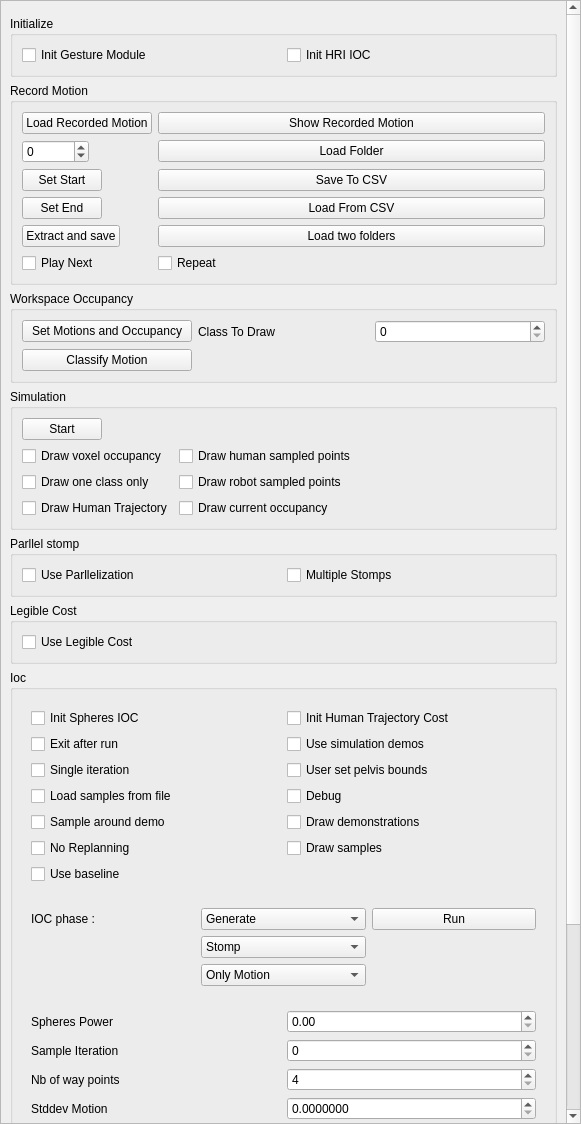
This is src/move3d-qt-gui-libs/src/qtMainInterface/sideWidgets/qtHriGesture.ui in jmainpri/move3d-studio as Qt 5 draws it before an edit. The edited form follows.
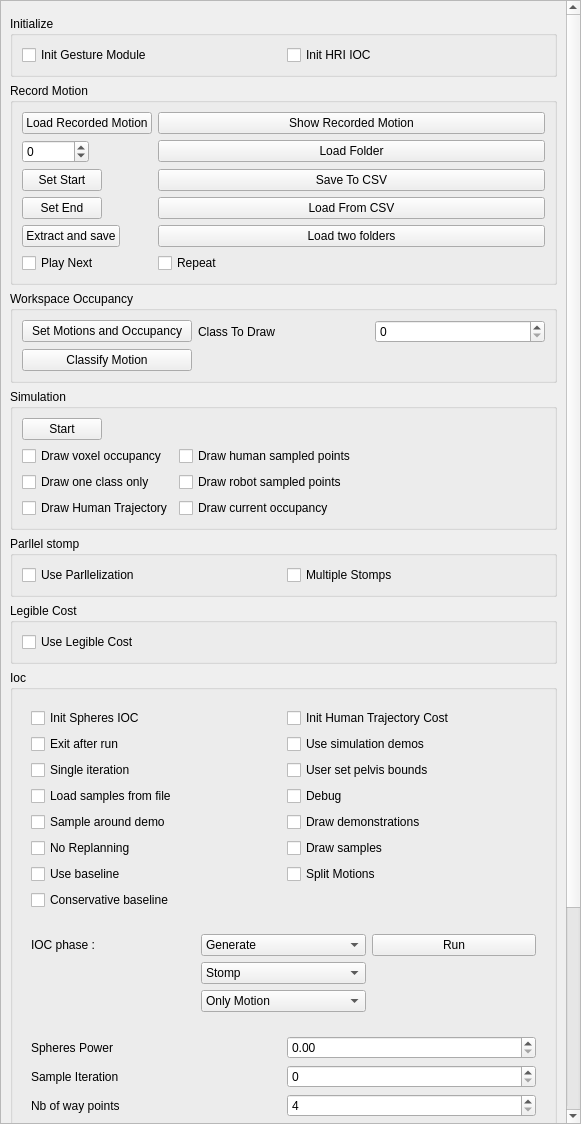
This is the edited form.

Diff of the .ui file:
```diff
--- a/src/move3d-qt-gui-libs/src/qtMainInterface/sideWidgets/qtHriGesture.ui
+++ b/src/move3d-qt-gui-libs/src/qtMainInterface/sideWidgets/qtHriGesture.ui
@@ -35,9 +35,9 @@
       <property name="geometry">
        <rect>
         <x>0</x>
-        <y>0</y>
+        <y>-348</y>
         <width>563</width>
-        <height>1442</height>
+        <height>1470</height>
        </rect>
       </property>
       <layout class="QVBoxLayout" name="verticalLayout_24">
@@ -402,6 +402,20 @@
                </property>
               </widget>
              </item>
+             <item row="6" column="1">
+              <widget class="QCheckBox" name="checkBoxSplitMotions">
+               <property name="text">
+                <string>Split Motions</string>
+               </property>
+              </widget>
+             </item>
+             <item row="7" column="0">
+              <widget class="QCheckBox" name="checkBoxConservativeBaseline">
+               <property name="text">
+                <string>Conservative baseline</string>
+               </property>
+              </widget>
+             </item>
             </layout>
            </widget>
           </item>
```
Left out of the diff: 50 changed lines with no effect on the pictures.
